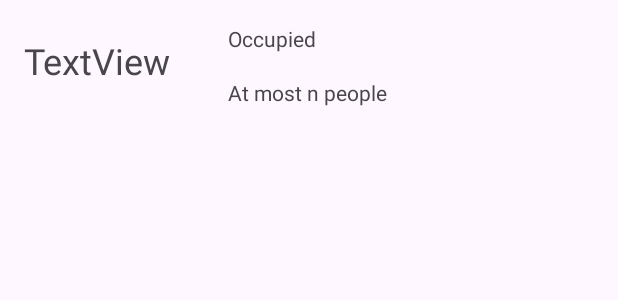
After one commit to The-Creators-Team/Dec13_VMapp_Anton, an Android app: the layout layout_room.xml on its own in the app's theme, with its tools: preview values and no code run, on a phone screen of 412 x 824 dp. The commit adds this screen. Shown: the top 300 px of the screen. Run offline under Robolectric (Android 15) with nearby library versions, the phone set to English and light mode, and no system bars.

Commit message:
Added room list

```diff
--- a/app/build.gradle.kts
+++ b/app/build.gradle.kts
@@ -6,7 +6,7 @@ plugins {
     id("com.google.dagger.hilt.android")
     alias(libs.plugins.google.gms.google.services)
     alias(libs.plugins.google.firebase.crashlytics)
-
+    id("androidx.navigation.safeargs.kotlin")
 
 }
 
@@ -77,8 +77,6 @@ dependencies {
     implementation("com.squareup.retrofit2:converter-moshi:2.11.0")
     implementation("com.squareup.okhttp3:logging-interceptor:4.12.0")
     implementation("com.github.bumptech.glide:glide:4.16.0")
-    runtimeOnly("com.squareup.moshi:moshi-kotlin:1.15.2")
-    implementation("androidx.navigation.safeargs.kotlin:androidx.navigation.safeargs.kotlin.gradle.plugin:2.8.5")
 
 
 }
--- a/app/src/main/java/com/creators/dec13_vm_app_anton/data/api/ApiService.kt
+++ b/app/src/main/java/com/creators/dec13_vm_app_anton/data/api/ApiService.kt
@@ -3,6 +3,7 @@ package com.creators.dec13_vm_app_anton.data.api
 import com.creators.dec13_vm_app_anton.data.model.People
 import com.creators.dec13_vm_app_anton.data.model.Person
 import com.creators.dec13_vm_app_anton.data.model.Room
+import com.creators.dec13_vm_app_anton.data.model.RoomResponse
 import retrofit2.http.GET
 import retrofit2.http.Path
 
@@ -14,5 +15,5 @@ interface ApiService {
     suspend fun getPerson(@Path("id") id: String): Person
 
     @GET("rooms")
-    suspend fun getRooms(): List<Room>
+    suspend fun getRooms(): RoomResponse
 }
--- /dev/null
+++ b/app/src/main/java/com/creators/dec13_vm_app_anton/data/model/RoomResponse.kt
@@ -0,0 +1,4 @@
+package com.creators.dec13_vm_app_anton.data.model
+
+
+class RoomResponse : ArrayList<Room>()
--- a/app/src/main/java/com/creators/dec13_vm_app_anton/data/repository/Repository.kt
+++ b/app/src/main/java/com/creators/dec13_vm_app_anton/data/repository/Repository.kt
@@ -4,6 +4,7 @@ import com.creators.dec13_vm_app_anton.data.api.ApiService
 import com.creators.dec13_vm_app_anton.data.model.People
 import com.creators.dec13_vm_app_anton.data.model.Person
 import com.creators.dec13_vm_app_anton.data.model.Room
+import com.creators.dec13_vm_app_anton.data.model.RoomResponse
 import javax.inject.Inject
 
 class Repository @Inject constructor (private val apiService: ApiService){
@@ -15,7 +16,7 @@ class Repository @Inject constructor (private val apiService: ApiService){
         return apiService.getPerson(id)
     }
 
-    suspend fun getRooms(): List<Room> {
+    suspend fun getRooms(): RoomResponse {
         return apiService.getRooms()
     }
 }
--- /dev/null
+++ b/app/src/main/res/layout/layout_room.xml
@@ -0,0 +1,38 @@
+<?xml version="1.0" encoding="utf-8"?>
+<androidx.constraintlayout.widget.ConstraintLayout xmlns:android="http://schemas.android.com/apk/res/android"
+    xmlns:app="http://schemas.android.com/apk/res-auto"
+    xmlns:tools="http://schemas.android.com/tools"
+    android:layout_width="match_parent"
+    android:layout_height="90dp">
+
+    <TextView
+        android:id="@+id/isOccupied"
+        android:layout_width="wrap_content"
+        android:layout_height="wrap_content"
+        android:layout_marginStart="152dp"
+        android:layout_marginTop="16dp"
+        android:text="Occupied"
+        app:layout_constraintStart_toStartOf="parent"
+        app:layout_constraintTop_toTopOf="parent" />
+
+    <TextView
+        android:id="@+id/maxOccupancy"
+        android:layout_width="wrap_content"
+        android:layout_height="wrap_content"
+        android:layout_marginStart="152dp"
+        android:layout_marginTop="52dp"
+        android:text="At most n people"
+        app:layout_constraintStart_toStartOf="parent"
+        app:layout_constraintTop_toTopOf="parent" />
+
+    <TextView
+        android:id="@+id/roomNumber"
+        android:layout_width="wrap_content"
+        android:layout_height="wrap_content"
+        android:layout_marginStart="16dp"
+        android:layout_marginTop="24dp"
+        android:text="TextView"
+        android:textSize="24sp"
+        app:layout_constraintStart_toStartOf="parent"
+        app:layout_constraintTop_toTopOf="parent" />
+</androidx.constraintlayout.widget.ConstraintLayout>
--- a/app/src/main/res/navigation/nav_graph.xml
+++ b/app/src/main/res/navigation/nav_graph.xml
@@ -2,7 +2,7 @@
 <navigation xmlns:android="http://schemas.android.com/apk/res/android"
     xmlns:app="http://schemas.android.com/apk/res-auto"
     android:id="@+id/nav_graph"
-    app:startDestination="@id/peopleListFragment">
+    app:startDestination="@id/roomsListFragment">
 
     <fragment
         android:id="@+id/loginFragment"
--- a/app/src/main/res/values/strings.xml
+++ b/app/src/main/res/values/strings.xml
@@ -2,4 +2,10 @@
     <string name="app_name">Dec13_VM_App_Anton</string>
     <!-- TODO: Remove or change this placeholder text -->
     <string name="hello_blank_fragment">Hello blank fragment</string>
+    <string name="first_name_last_name">%1$s %2$s</string>
+    <string name="created_at_label">Created at: %1$s</string>
+    <string name="email_label">Email: %1$s</string>
+    <string name="job_title_label">Job title: %1$s</string>
+    <string name="favorite_color_label">Favorite color: %1$s</string>
+    <string name="room_number_text">Room %1$s</string>
 </resources>
--- a/build.gradle.kts
+++ b/build.gradle.kts
@@ -6,4 +6,5 @@ plugins {
     id("com.google.dagger.hilt.android") version "2.51.1" apply false
     alias(libs.plugins.google.gms.google.services) apply false
     alias(libs.plugins.google.firebase.crashlytics) apply false
+    id("androidx.navigation.safeargs.kotlin") version "2.5.1" apply false
 }
```
Also changed, not shown: app/src/main/java/com/creators/dec13_vm_app_anton/data/model/Room.kt (+12 -5 lines), app/src/main/java/com/creators/dec13_vm_app_anton/ui/adapter/PersonAdapter.kt (+13 -1 lines), app/src/main/java/com/creators/dec13_vm_app_anton/ui/adapter/RoomAdapter.kt (added, +42 -0 lines), app/src/main/java/com/creators/dec13_vm_app_anton/ui/fragment/PersonDetailFragment.kt (+36 -36 lines), app/src/main/java/com/creators/dec13_vm_app_anton/ui/fragment/RoomsFragment.kt (+29 -37 lines), app/src/main/java/com/creators/dec13_vm_app_anton/ui/view_model/PersonDetailsViewModel.kt (added, +34 -0 lines), app/src/main/java/com/creators/dec13_vm_app_anton/ui/view_model/RoomsViewModel.kt (added, +32 -0 lines), app/src/main/res/layout/fragment_person_detail.xml (+46 -4 lines), app/src/main/res/layout/fragment_rooms.xml (+4 -5 lines).
